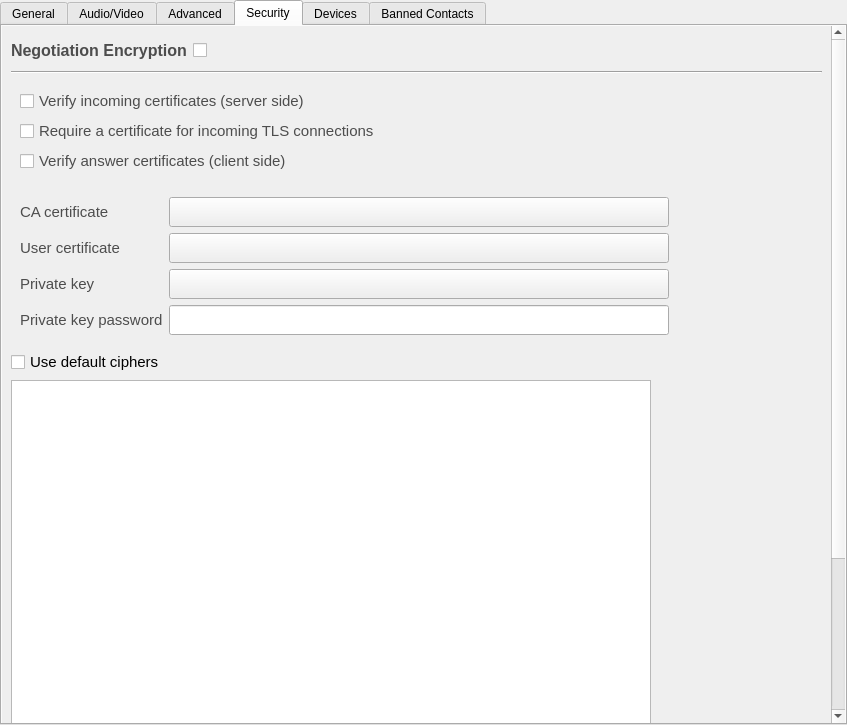
First picture: the form in accountdetails.ui, repository savoirfairelinux/jami-client-windows, before the edit.
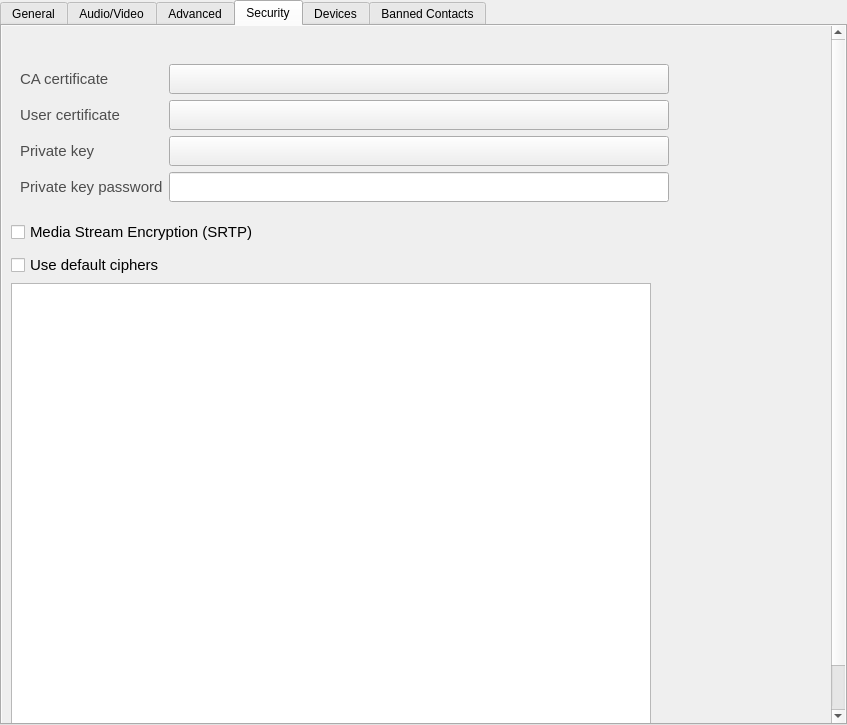
Second picture: the form after the edit. The open tabs and pages were chosen to show the change. Icons and pictures are not drawn. Custom widgets are drawn as their Qt base class.

Commit message:
remove unused options in account configuration
in the security tab several checkbox where placed to configure
the encryption comportment, but none was either effective or
useful.

Tuleap: #1627

Diff of the .ui file:
```diff
--- a/accountdetails.ui
+++ b/accountdetails.ui
@@ -1924,120 +1924,26 @@
            <rect>
             <x>0</x>
             <y>0</y>
-            <width>825</width>
-            <height>905</height>
+            <width>829</width>
+            <height>760</height>
            </rect>
           </property>
           <layout class="QVBoxLayout" name="verticalLayout_13">
            <item>
-            <layout class="QFormLayout" name="formLayout_8">
-             <item row="0" column="0">
-              <widget class="QLabel" name="label_19">
-               <property name="minimumSize">
-                <size>
-                 <width>0</width>
-                 <height>30</height>
-                </size>
-               </property>
-               <property name="font">
-                <font>
-                 <pointsize>12</pointsize>
-                 <weight>75</weight>
-                 <bold>true</bold>
-                </font>
-               </property>
-               <property name="styleSheet">
-                <string notr="true">color: rgb(77, 77, 77);</string>
-               </property>
-               <property name="text">
-                <string>Negotiation Encryption</string>
-               </property>
-              </widget>
-             </item>
-             <item row="0" column="1">
-              <widget class="QCheckBox" name="lrcfg_tlsEnabled">
-               <property name="minimumSize">
-                <size>
-                 <width>0</width>
-                 <height>30</height>
-                </size>
-               </property>
-               <property name="font">
-                <font>
-                 <pointsize>11</pointsize>
-                </font>
-               </property>
-               <property name="toolTip">
-                <string>Encrypt negotiation (TLS)</string>
-               </property>
-               <property name="styleSheet">
-                <string notr="true">color: rgb(77, 77, 77);</string>
-               </property>
-               <property name="text">
-                <string/>
-               </property>
-              </widget>
-             </item>
-            </layout>
-           </item>
-           <item>
-            <widget class="Line" name="line_6">
-             <property name="orientation">
-              <enum>Qt::Horizontal</enum>
-             </property>
-            </widget>
-           </item>
-           <item>
-            <widget class="QWidget" name="negoEncry_1" native="true">
-             <layout class="QVBoxLayout" name="verticalLayout_2">
-              <item>
-               <widget class="QCheckBox" name="lrcfg_tlsVerifyServer">
-                <property name="font">
-                 <font>
-                  <pointsize>11</pointsize>
-                 </font>
-                </property>
-                <property name="styleSheet">
-                 <string notr="true">color: rgb(77, 77, 77);</string>
-                </property>
-                <property name="text">
-                 <string>Verify incoming certificates (server side)</string>
-                </property>
-               </widget>
-              </item>
-              <item>
-               <widget class="QCheckBox" name="lrcfg_tlsRequireClientCertificate">
-                <property name="font">
-                 <font>
-                  <pointsize>11</pointsize>
-                 </font>
-                </property>
-                <property name="styleSheet">
-                 <string notr="true">color: rgb(77, 77, 77);</string>
-                </property>
-                <property name="text">
-                 <string>Require a certificate for incoming TLS connections</string>
-                </property>
-               </widget>
-              </item>
-              <item>
-               <widget class="QCheckBox" name="lrcfg_tlsVerifyClient">
-                <property name="font">
-                 <font>
-                  <pointsize>11</pointsize>
-                 </font>
-                </property>
-                <property name="styleSheet">
-                 <string notr="true">color: rgb(77, 77, 77);</string>
-                </property>
-                <property name="text">
-                 <string>Verify answer certificates (client side)</string>
-                </property>
-               </widget>
-              </item>
-             </layout>
-            </widget>
-           </item>
+            <widget class="QWidget" name="accountEncry" native="true">
+             <layout class="QVBoxLayout" name="verticalLayout_10">
+              <property name="leftMargin">
+               <number>0</number>
+              </property>
+              <property name="topMargin">
+               <number>20</number>
+              </property>
+              <property name="rightMargin">
+               <number>0</number>
+              </property>
+              <property name="bottomMargin">
+               <number>0</number>
+              </property>
            <item>
             <widget class="QWidget" name="negoEncry_2" native="true">
              <layout class="QFormLayout" name="formLayout_5">
@@ -2189,6 +2095,27 @@
              </layout>
             </widget>
            </item>
+              <item>
+               <widget class="QCheckBox" name="srtpEnabledChkBox">
+                <property name="minimumSize">
+                 <size>
+                  <width>0</width>
+                  <height>30</height>
+                 </size>
+                </property>
+                <property name="font">
+                 <font>
+                  <pointsize>11</pointsize>
+                 </font>
+                </property>
+                <property name="toolTip">
+                 <string>Encrypt media stream (SRTP)</string>
+                </property>
+                <property name="text">
+                 <string>Media Stream Encryption (SRTP)</string>
+                </property>
+               </widget>
+              </item>
            <item>
             <widget class="QCheckBox" name="defaultCipherCheckBox">
              <property name="font">
@@ -2226,76 +2153,7 @@
              </property>
             </widget>
            </item>
-           <item>
-            <widget class="QWidget" name="medStreaEncry" native="true">
-             <layout class="QVBoxLayout" name="verticalLayout_10">
-              <property name="leftMargin">
-               <number>0</number>
-              </property>
-              <property name="topMargin">
-               <number>20</number>
-              </property>
-              <property name="rightMargin">
-               <number>0</number>
-              </property>
-              <property name="bottomMargin">
-               <number>0</number>
-              </property>
-              <item>
-               <layout class="QFormLayout" name="formLayout_7">
-                <property name="topMargin">
-                 <number>0</number>
-                </property>
-                <item row="0" column="0">
-                 <widget class="QLabel" name="label_17">
-                  <property name="minimumSize">
-                   <size>
-                    <width>0</width>
-                    <height>30</height>
-                   </size>
-                  </property>
-                  <property name="font">
-                   <font>
-                    <pointsize>12</pointsize>
-                    <weight>75</weight>
-                    <bold>true</bold>
-                   </font>
-                  </property>
-                  <property name="styleSheet">
-                   <string notr="true">color: rgb(77, 77, 77);</string>
-                  </property>
-                  <property name="text">
-                   <string>Media Stream Encryption (SRTP)</string>
-                  </property>
-                 </widget>
-                </item>
-                <item row="0" column="1">
-                 <widget class="QCheckBox" name="srtpEnabled">
-                  <property name="minimumSize">
-                   <size>
-                    <width>0</width>
-                    <height>30</height>
-                   </size>
-                  </property>
-                  <property name="font">
-                   <font>
-                    <pointsize>11</pointsize>
-                   </font>
-                  </property>
-                  <property name="toolTip">
-                   <string>Encrypt media stream (SRTP)</string>
-                  </property>
-                  <property name="styleSheet">
-                   <string notr="true">color: rgb(77, 77, 77);</string>
-                  </property>
-                  <property name="text">
-                   <string/>
-                  </property>
-                 </widget>
-                </item>
-               </layout>
-              </item>
-             </layout>
+             </layout>
             </widget>
            </item>
            <item>
```
Left out of the diff: 4 changed lines with no effect on the pictures. Lines whose indentation alone changed are shown as unchanged. The commit also changes 2 other files.
